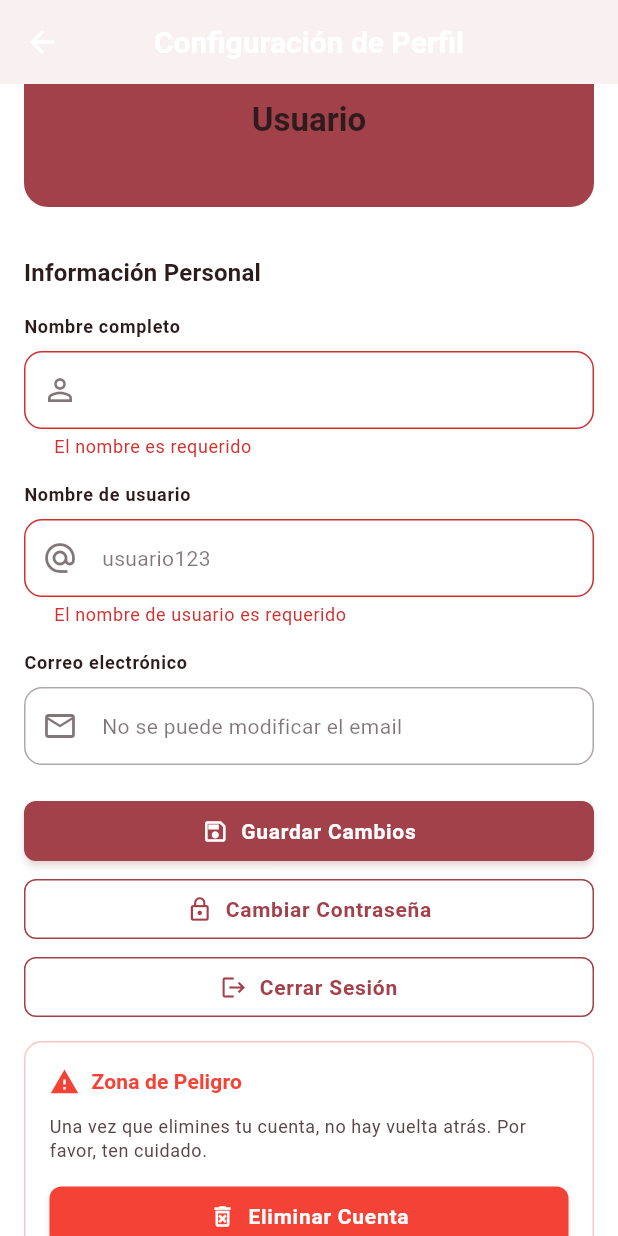
After one commit to Doddieko67/policode, a Flutter app: the ProfileSettingsScreen screen opened by its route, scrolled down 126 dp, after a tap on "Guardar Cambios", on a phone screen of 412 x 824 dp. The commit adds this screen. Run offline on Flutter 3.47's test engine with Material 3 defaults, Android fonts, the phone set to English and light mode, and no system bars; our stand-ins replace cached_network_image, cloud_firestore, equatable, file_picker, firebase_auth, firebase_core and 7 more; accounts and stored records are empty.

Commit message:
antes de estar bien

```diff
--- a/lib/main.dart
+++ b/lib/main.dart
@@ -13,6 +13,7 @@ import 'package:policode/screens/mis_posts_screen.dart';
 import 'package:policode/screens/admin/admin_dashboard_screen.dart';
 import 'package:policode/screens/admin/reports_management_screen.dart';
 import 'package:policode/screens/admin/regulations_management_screen.dart';
+import 'package:policode/screens/profile_settings_screen.dart';
 import 'package:policode/services/firebase_config.dart';
 
 import 'package:policode/core/themes/app_theme.dart';
@@ -130,6 +131,7 @@ class PoliCodeApp extends StatelessWidget {
       '/articulo': (context) => const ArticuloDetailScreen(),
       '/reglamentos': (context) => const ReglamentosScreen(),
       '/mis-posts': (context) => const MisPostsScreen(),
+      '/profile-settings': (context) => const ProfileSettingsScreen(),
       // Admin routes
       '/admin': (context) => const AdminDashboardScreen(),
       '/admin/reports': (context) => const ReportsManagementScreen(),
--- a/lib/models/usuario_model.dart
+++ b/lib/models/usuario_model.dart
@@ -4,6 +4,7 @@ class Usuario extends Equatable {
   final String uid;
   final String email;
   final String? nombre;
+  final String? username; // Nombre de usuario único
   final DateTime fechaRegistro;
   final DateTime? ultimaConexion;
   final bool esActivo;
@@ -13,6 +14,7 @@ class Usuario extends Equatable {
     required this.uid,
     required this.email,
     this.nombre,
+    this.username,
     required this.fechaRegistro,
     this.ultimaConexion,
     this.esActivo = true,
@@ -24,12 +26,14 @@ class Usuario extends Equatable {
     String uid,
     String email, {
     String? displayName,
+    String? username,
     DateTime? fechaRegistro,
   }) {
     return Usuario(
       uid: uid,
       email: email,
       nombre: displayName,
+      username: username,
       fechaRegistro: fechaRegistro ?? DateTime.now(),
       ultimaConexion: DateTime.now(),
       configuraciones: _configuracionesPorDefecto,
@@ -42,6 +46,7 @@ class Usuario extends Equatable {
       uid: json['uid'] as String,
       email: json['email'] as String,
       nombre: json['nombre'] as String?,
+      username: json['username'] as String?,
       fechaRegistro: DateTime.parse(json['fecha_registro']),
       ultimaConexion: json['ultima_conexion'] != null
           ? DateTime.parse(json['ultima_conexion'])
@@ -57,6 +62,7 @@ class Usuario extends Equatable {
       'uid': uid,
       'email': email,
       'nombre': nombre,
+      'username': username,
       'fecha_registro': fechaRegistro.toIso8601String(),
       'ultima_conexion': ultimaConexion?.toIso8601String(),
       'es_activo': esActivo,
@@ -69,6 +75,7 @@ class Usuario extends Equatable {
     String? uid,
     String? email,
     String? nombre,
+    String? username,
     DateTime? fechaRegistro,
     DateTime? ultimaConexion,
     bool? esActivo,
@@ -78,6 +85,7 @@ class Usuario extends Equatable {
       uid: uid ?? this.uid,
       email: email ?? this.email,
       nombre: nombre ?? this.nombre,
+      username: username ?? this.username,
       fechaRegistro: fechaRegistro ?? this.fechaRegistro,
       ultimaConexion: ultimaConexion ?? this.ultimaConexion,
       esActivo: esActivo ?? this.esActivo,
@@ -90,6 +98,11 @@ class Usuario extends Equatable {
   /// Nombre completo del usuario (o email como fallback)
   String get nombreCompleto {
     return nombre ?? email.split('@').first;
+  }
+
+  /// Nombre de display que prioriza username sobre nombre
+  String get displayName {
+    return username ?? nombre ?? email.split('@').first;
   }
 
   /// Iniciales del usuario para avatares
@@ -157,6 +170,7 @@ class Usuario extends Equatable {
     uid,
     email,
     nombre,
+    username,
     fechaRegistro,
     ultimaConexion,
     esActivo,
--- /dev/null
+++ b/lib/screens/profile_settings_screen.dart
@@ -0,0 +1,563 @@
+import 'package:flutter/material.dart';
+import 'package:image_picker/image_picker.dart';
+import 'dart:io';
+import 'package:policode/services/auth_service.dart';
+import 'package:policode/services/media_service.dart';
+import 'package:policode/widgets/custom_button.dart';
+import 'package:policode/widgets/custom_input.dart';
+import 'package:policode/widgets/loading_widgets.dart';
+
+/// Pantalla de configuración de perfil del usuario
+class ProfileSettingsScreen extends StatefulWidget {
+  const ProfileSettingsScreen({super.key});
+
+  @override
+  State<ProfileSettingsScreen> createState() => _ProfileSettingsScreenState();
+}
+
+class _ProfileSettingsScreenState extends State<ProfileSettingsScreen> {
+  final AuthService _authService = AuthService();
+  final MediaService _mediaService = MediaService();
+  final _formKey = GlobalKey<FormState>();
+
+  // Controllers
+  final _nameController = TextEditingController();
+  final _usernameController = TextEditingController();
+  final _emailController = TextEditingController();
+
+  // Estado
+  bool _isLoading = true;
+  bool _isSaving = false;
+  String? _errorMessage;
+  String? _successMessage;
+  File? _selectedImage;
+  String? _currentPhotoUrl;
+
+  @override
+  void initState() {
+    super.initState();
+    _loadUserData();
+  }
+
+  @override
+  void dispose() {
+    _nameController.dispose();
+    _usernameController.dispose();
+    _emailController.dispose();
+    super.dispose();
+  }
+
+  Future<void> _loadUserData() async {
+    setState(() {
+      _isLoading = true;
+      _errorMessage = null;
+    });
+
+    try {
+      final user = _authService.currentUser;
+      if (user != null) {
+        _nameController.text = user.nombre ?? '';
+        _usernameController.text = user.username ?? '';
+        _emailController.text = user.email;
+        _currentPhotoUrl = user.configuraciones?['photoURL'];
+      }
+    } catch (e) {
+      _setError('Error cargando datos del usuario: $e');
+    } finally {
+      if (mounted) {
+        setState(() => _isLoading = false);
+      }
+    }
+  }
+
+  Future<void> _saveProfile() async {
+    if (!_formKey.currentState!.validate()) return;
+
+    setState(() {
+      _isSaving = true;
+      _errorMessage = null;
+      _successMessage = null;
+    });
+
+    try {
+      String? photoURL = _currentPhotoUrl;
+
+      // Subir nueva imagen si se seleccionó
+      if (_selectedImage != null) {
+        final user = _authService.currentUser;
+        if (user != null) {
+          photoURL = await _mediaService.uploadProfilePhoto(
+            _selectedImage!,
+            user.uid,
+          );
+        }
+      }
+
+      final result = await _authService.updateProfile(
+        nombre: _nameController.text.trim(),
+        username: _usernameController.text.trim(),
+        configuraciones: {
+          'photoURL': photoURL,
+        },
+      );
+
+      if (!result.success) {
+        throw Exception(result.error);
+      }
+
+      setState(() {
+        _currentPhotoUrl = photoURL;
+        _selectedImage = null;
+      });
+
+      _setSuccess('Perfil actualizado correctamente');
+    } catch (e) {
+      _setError('Error actualizando perfil: $e');
+    } finally {
+      if (mounted) {
+        setState(() => _isSaving = false);
+      }
+    }
+  }
+
+  Future<void> _pickImage() async {
+    try {
+      final ImagePicker picker = ImagePicker();
+      final XFile? image = await picker.pickImage(
+        source: ImageSource.gallery,
+        maxWidth: 512,
+        maxHeight: 512,
+        imageQuality: 80,
+      );
+
+      if (image != null) {
+        setState(() {
+          _selectedImage = File(image.path);
+        });
+      }
+    } catch (e) {
+      _setError('Error seleccionando imagen: $e');
+    }
+  }
+
+  Future<void> _resetPassword() async {
+    final user = _authService.currentUser;
+    if (user == null) return;
+
+    final confirmed = await _showConfirmationDialog(
+      title: 'Cambiar Contraseña',
+      content: 'Se enviará un email a ${user.email} con instrucciones para cambiar tu contraseña.',
+      confirmText: 'Enviar Email',
+    );
+
+    if (confirmed) {
+      setState(() {
+        _isSaving = true;
+        _errorMessage = null;
+        _successMessage = null;
+      });
+
+      try {
+        final result = await _authService.resetPassword(user.email);
+        if (result.success) {
+          _setSuccess('Email enviado. Revisa tu bandeja de entrada.');
+        } else {
+          throw Exception(result.error);
+        }
+      } catch (e) {
+        _setError('Error enviando email: $e');
+      } finally {
+        if (mounted) {
+          setState(() => _isSaving = false);
+        }
+      }
+    }
+  }
+
+  Future<void> _signOut() async {
+    final confirmed = await _showConfirmationDialog(
+      title: 'Cerrar Sesión',
+      content: '¿Estás seguro de que quieres cerrar sesión?',
+      confirmText: 'Cerrar Sesión',
+      isDestructive: true,
+    );
+
+    if (confirmed) {
+      try {
+        await _authService.signOut();
+        if (mounted) {
+          Navigator.pushNamedAndRemoveUntil(context, '/auth', (route) => false);
+        }
+      } catch (e) {
+        _setError('Error cerrando sesión: $e');
+      }
+    }
+  }
+
+  Future<void> _deleteAccount() async {
+    final confirmed = await _showConfirmationDialog(
+      title: 'Eliminar Cuenta',
+      content: '¿Estás seguro de que quieres eliminar tu cuenta? Esta acción no se puede deshacer.',
+      confirmText: 'Eliminar Cuenta',
+      isDestructive: true,
+    );
+
+    if (confirmed) {
+      setState(() {
+        _isSaving = true;
+        _errorMessage = null;
+      });
+
+      try {
+        final result = await _authService.deleteAccount();
+        if (!result.success) {
+          throw Exception(result.error);
+        }
+        if (mounted) {
+          Navigator.pushNamedAndRemoveUntil(context, '/auth', (route) => false);
+        }
+      } catch (e) {
+        _setError('Error eliminando cuenta: $e');
+        setState(() => _isSaving = false);
+      }
+    }
+  }
+
+  Future<bool> _showConfirmationDialog({
+    required String title,
+    required String content,
+    required String confirmText,
+    bool isDestructive = false,
+  }) async {
+    return await showDialog<bool>(
+      context: context,
+      builder: (context) => AlertDialog(
+        title: Text(title),
+        content: Text(content),
+        actions: [
+          TextButton(
+            onPressed: () => Navigator.pop(context, false),
+            child: const Text('Cancelar'),
+          ),
+          TextButton(
+            onPressed: () => Navigator.pop(context, true),
+            style: isDestructive
+                ? TextButton.styleFrom(foregroundColor: Colors.red)
+                : null,
+            child: Text(confirmText),
+          ),
+        ],
+      ),
+    ) ?? false;
+  }
+
+  void _setError(String message) {
+    if (mounted) {
+      setState(() {
+        _errorMessage = message;
+        _successMessage = null;
+      });
+    }
+  }
+
+  void _setSuccess(String message) {
+    if (mounted) {
+      setState(() {
+        _successMessage = message;
+        _errorMessage = null;
+      });
+    }
+  }
+
+  @override
+  Widget build(BuildContext context) {
+    final theme = Theme.of(context);
+    final user = _authService.currentUser;
+
+    return Scaffold(
+      appBar: AppBar(
+        title: const Text('Configuración de Perfil'),
+        backgroundColor: theme.colorScheme.surface,
+        elevation: 0,
+      ),
+      body: _isLoading
+          ? const Center(child: LoadingWidget())
+          : _buildContent(theme, user),
+    );
+  }
+
+  Widget _buildContent(ThemeData theme, user) {
+    return SingleChildScrollView(
+      padding: const EdgeInsets.all(16),
+      child: Form(
+        key: _formKey,
+        child: Column(
+          crossAxisAlignment: CrossAxisAlignment.start,
+          children: [
+            _buildProfileHeader(theme, user),
+            const SizedBox(height: 32),
+            _buildProfileForm(theme),
+            const SizedBox(height: 24),
+            _buildActions(theme),
+            const SizedBox(height: 16),
+            _buildDangerZone(theme),
+          ],
+        ),
+      ),
+    );
+  }
+
+  Widget _buildProfileHeader(ThemeData theme, user) {
+    return Container(
+      width: double.infinity,
+      padding: const EdgeInsets.all(24),
+      decoration: BoxDecoration(
+        color: theme.colorScheme.primaryContainer,
+        borderRadius: BorderRadius.circular(16),
+      ),
+      child: Column(
+        children: [
+          Stack(
+            children: [
+              Container(
+                width: 80,
+                height: 80,
+                decoration: BoxDecoration(
+                  color: theme.primaryColor,
+                  shape: BoxShape.circle,
+                  image: _selectedImage != null
+                      ? DecorationImage(
+                          image: FileImage(_selectedImage!),
+                          fit: BoxFit.cover,
+                        )
+                      : _currentPhotoUrl != null
+                          ? DecorationImage(
+                              image: NetworkImage(_currentPhotoUrl!),
+                              fit: BoxFit.cover,
+                            )
+                          : null,
+                ),
+                child: (_selectedImage == null && _currentPhotoUrl == null)
+                    ? Center(
+                        child: Text(
+                          user?.iniciales ?? 'U',
+                          style: theme.textTheme.headlineMedium?.copyWith(
+                            color: Colors.white,
+                            fontWeight: FontWeight.bold,
+                          ),
+                        ),
+                      )
+                    : null,
+              ),
+              Positioned(
+                bottom: 0,
+                right: 0,
+                child: GestureDetector(
+                  onTap: _pickImage,
+                  child: Container(
+                    width: 24,
+                    height: 24,
+                    decoration: BoxDecoration(
+                      color: theme.primaryColor,
+                      shape: BoxShape.circle,
+                      border: Border.all(color: Colors.white, width: 2),
+                    ),
+                    child: const Icon(
+                      Icons.edit,
+                      size: 12,
+                      color: Colors.white,
+                    ),
+                  ),
+                ),
+              ),
+            ],
+          ),
+          const SizedBox(height: 16),
+          Text(
+            user?.nombre ?? 'Usuario',
+            style: theme.textTheme.titleLarge?.copyWith(
+              fontWeight: FontWeight.bold,
+            ),
+          ),
+          Text(
+            user?.email ?? '',
+            style: theme.textTheme.bodyMedium?.copyWith(
+              color: theme.colorScheme.onSurfaceVariant,
+            ),
+          ),
+        ],
+      ),
+    );
+  }
+
+  Widget _buildProfileForm(ThemeData theme) {
+    return Column(
+      crossAxisAlignment: CrossAxisAlignment.start,
+      children: [
+        Text(
+          'Información Personal',
+          style: theme.textTheme.titleMedium?.copyWith(
+            fontWeight: FontWeight.bold,
+          ),
+        ),
+        const SizedBox(height: 16),
+        CustomInput(
+          controller: _nameController,
+          label: 'Nombre completo',
+          prefixIcon: Icons.person_outline,
+          validator: (value) {
+            if (value == null || value.trim().isEmpty) {
+              return 'El nombre es requerido';
+            }
+            if (value.trim().length < 2) {
+              return 'El nombre debe tener al menos 2 caracteres';
+            }
+            return null;
+          },
+        ),
+        const SizedBox(height: 16),
+        CustomInput(
+          controller: _usernameController,
+          label: 'Nombre de usuario',
+          prefixIcon: Icons.alternate_email,
+          validator: (value) {
+            if (value == null || value.trim().isEmpty) {
+              return 'El nombre de usuario es requerido';
+            }
+            if (value.trim().length < 3) {
+              return 'El nombre de usuario debe tener al menos 3 caracteres';
+            }
+            if (!RegExp(r'^[a-zA-Z0-9_]+$').hasMatch(value.trim())) {
+              return 'Solo se permiten letras, números y guiones bajos';
+            }
+            return null;
+          },
+          hint: 'usuario123',
+        ),
+        const SizedBox(height: 16),
+        CustomInput(
+          controller: _emailController,
+          label: 'Correo electrónico',
+          prefixIcon: Icons.email_outlined,
+          isEnabled: false,
+          hint: 'No se puede modificar el email',
+        ),
+      ],
+    );
+  }
+
+  Widget _buildActions(ThemeData theme) {
+    return Column(
+      children: [
+        if (_errorMessage != null)
+          Container(
+            width: double.infinity,
+            padding: const EdgeInsets.all(12),
+            margin: const EdgeInsets.only(bottom: 16),
+            decoration: BoxDecoration(
+              color: theme.colorScheme.errorContainer,
+              borderRadius: BorderRadius.circular(8),
+            ),
+            child: Text(
+              _errorMessage!,
+              style: TextStyle(color: theme.colorScheme.onErrorContainer),
+            ),
+          ),
+        if (_successMessage != null)
+          Container(
+            width: double.infinity,
+            padding: const EdgeInsets.all(12),
+            margin: const EdgeInsets.only(bottom: 16),
+            decoration: BoxDecoration(
+              color: Colors.green.withOpacity(0.1),
+              borderRadius: BorderRadius.circular(8),
+            ),
+            child: Text(
+              _successMessage!,
+              style: const TextStyle(color: Colors.green),
+            ),
+          ),
+        SizedBox(
+          width: double.infinity,
+          child: CustomButton(
+            text: 'Guardar Cambios',
+            onPressed: _isSaving ? null : _saveProfile,
+            icon: _isSaving ? null : Icons.save_outlined,
+            isLoading: _isSaving,
+          ),
+        ),
+        const SizedBox(height: 12),
+        if (!_authService.isGoogleUser) ...[
+          SizedBox(
+            width: double.infinity,
+            child: CustomButton(
+              text: 'Cambiar Contraseña',
+              onPressed: _isSaving ? null : _resetPassword,
+              type: ButtonType.secondary,
+              icon: Icons.lock_outline,
+            ),
+          ),
+          const SizedBox(height: 12),
+        ],
+        SizedBox(
+          width: double.infinity,
+          child: CustomButton(
+            text: 'Cerrar Sesión',
+            onPressed: _isSaving ? null : _signOut,
+            type: ButtonType.secondary,
+            icon: Icons.logout,
+          ),
+        ),
+      ],
+    );
+  }
+
+  Widget _buildDangerZone(ThemeData theme) {
+    return Container(
+      width: double.infinity,
+      padding: const EdgeInsets.all(16),
+      decoration: BoxDecoration(
+        border: Border.all(color: Colors.red.withOpacity(0.3)),
+        borderRadius: BorderRadius.circular(12),
+      ),
+      child: Column(
+        crossAxisAlignment: CrossAxisAlignment.start,
+        children: [
+          Row(
+            children: [
+              Icon(
+                Icons.warning_outlined,
+                color: Colors.red,
+                size: 20,
+              ),
+              const SizedBox(width: 8),
+              Text(
+                'Zona de Peligro',
+                style: theme.textTheme.titleSmall?.copyWith(
+                  color: Colors.red,
+                  fontWeight: FontWeight.bold,
+                ),
+              ),
+            ],
+          ),
+          const SizedBox(height: 12),
+          Text(
+            'Una vez que elimines tu cuenta, no hay vuelta atrás. Por favor, ten cuidado.',
+            style: theme.textTheme.bodySmall?.copyWith(
+              color: theme.colorScheme.onSurfaceVariant,
+            ),
+          ),
+          const SizedBox(height: 16),
+          SizedBox(
+            width: double.infinity,
+            child: CustomButton.danger(
+              text: 'Eliminar Cuenta',
+              onPressed: _isSaving ? null : _deleteAccount,
+              icon: Icons.delete_forever_outlined,
+            ),
+          ),
+        ],
+      ),
+    );
+  }
+}
```
Also changed, not shown: lib/screens/home_screen.dart (+39 -25 lines), lib/services/auth_service.dart (+50 -0 lines), lib/services/media_service.dart (+33 -0 lines).
